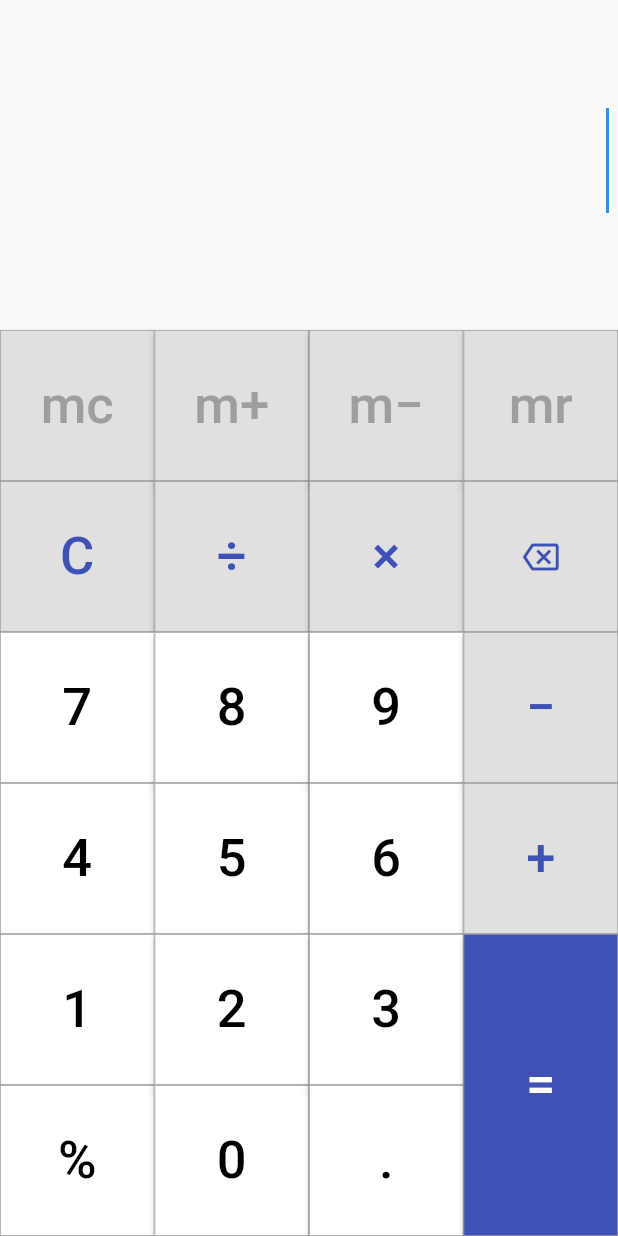
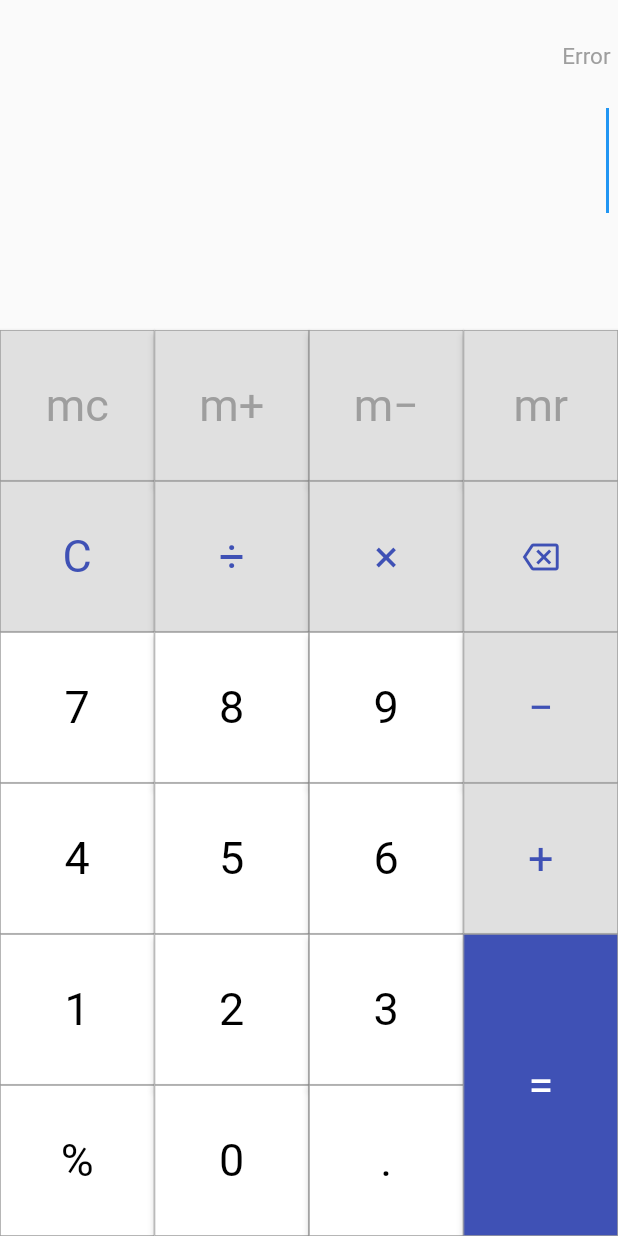
Before and after one commit to oezeb/Calculator, a Flutter app: the screen it shows after launch, after a tap on "m+", on a phone screen of 412 x 824 dp. Run offline on Flutter 3.47's test engine with Material 2 defaults, Android fonts, the phone set to English and light mode, and no system bars.

```diff
--- a/lib/home_page_view_model.dart
+++ b/lib/home_page_view_model.dart
@@ -11,54 +11,58 @@ class HomePageViewModel {
   TextEditingController ansCtrl = TextEditingController();
 
   memOp(String string) {
-    String operation = opCtrl.text;
-    switch (string) {
-      case 'mc':
-        mem = '';
-        _memVal = '0';
-        break;
-      case 'm+':
-        if (ansCtrl.text.isNotEmpty) {
+    if (string == 'mr') {
+      if (mem.isNotEmpty) {
+        opCtrl.text = _memVal;
+        opCtrl.selection = TextSelection(
+          baseOffset: _memVal.length,
+          extentOffset: _memVal.length,
+        );
+        _result();
+      }
+    } else if (string == 'mc') {
+      mem = '';
+      _memVal = '0';
+    } else {
+      String operation = opCtrl.text;
+      if (ansCtrl.text.isNotEmpty) operation = ansCtrl.text;
+
+      num a, b;
+      try {
+        a = Calculator.eval(_memVal);
+        b = Calculator.eval(operation);
+      } catch (err) {
+        print(err);
+        mem = 'Error';
+        return;
+      }
+
+      switch (string) {
+        case 'm+':
+          _memVal = (a + b).toString();
           mem = 'M';
-          _memVal = Calculator.eval(_memVal + '+' + ansCtrl.text).toString();
-        } else if (operation.isNotEmpty) {
+          break;
+        case 'm−':
+          _memVal = (a - b).toString();
           mem = 'M';
-          _memVal = Calculator.eval(_memVal + '+' + operation).toString();
-        }
-        break;
-      case 'm−':
-        if (ansCtrl.text.isNotEmpty) {
-          mem = 'M';
-          _memVal = Calculator.eval(_memVal + '−' + ansCtrl.text).toString();
-        } else if (operation.isNotEmpty) {
-          mem = 'M';
-          _memVal = Calculator.eval(_memVal + '−' + operation).toString();
-        }
-        break;
-      case 'mr':
-        if (mem.isNotEmpty) {
-          opCtrl.text = _memVal;
-          opCtrl.selection = TextSelection(
-              baseOffset: _memVal.length, extentOffset: _memVal.length);
-        }
-        break;
+          break;
+      }
     }
-    _result();
   }
 
   append(String curr) {
     int pos = opCtrl.selection.start;
     String operation = opCtrl.text;
     if (operation.isEmpty || pos == 0) {
-      if (Elem.isNumber(curr)) {
+      if (Elem(curr).isNumber) {
         operation = curr + operation;
         pos++;
       }
     } else {
       String prev = operation[pos - 1];
-      if (!Elem.isPercent(prev) && Elem.isOperand(prev)) {
-        if (!Elem.isPercent(curr) && Elem.isOperand(curr)) {
-          if (Elem.isSub(curr) && (Elem.isMul(prev) || Elem.isDiv(prev))) {
+      if (!Elem(prev).isPercent && Elem(prev).isOperand) {
+        if (!Elem(curr).isPercent && Elem(curr).isOperand) {
+          if (Elem(curr).isSub && (Elem(prev).isMul || Elem(prev).isDiv)) {
             operation = operation.replaceRange(pos, pos, curr);
             pos++;
           } else {
@@ -104,13 +108,13 @@ class HomePageViewModel {
       int start = 0;
       int end = operation.length - 1;
       String op;
-      if (!Elem.isPercent(operation[end]) && Elem.isOperand(operation[end]))
+      if (!Elem(operation[end]).isPercent && Elem(operation[end]).isOperand)
         end--;
-      if (Elem.isPercent(operation[0])) start++;
+      if (Elem(operation[0]).isPercent) start++;
       op = operation.substring(start, end + 1);
       if (op.isNotEmpty) {
         try {
-          if (Elem.isNumber(op))
+          if (Elem(op).isNumber)
             ansCtrl.text = '';
           else
             ansCtrl.text = Calculator.eval(op).toString();
--- a/lib/utils/calculator.dart
+++ b/lib/utils/calculator.dart
@@ -5,16 +5,16 @@ import 'stream.dart';
 
 class Calculator {
   static num eval(String string) {
-    Queue<Elem> queue = reversePolish(string);
+    Queue<String> queue = reversePolish(string);
     Queue<num> stack = new Queue();
     while (queue.isNotEmpty) {
-      Elem elem = queue.removeFirst();
-      if (elem.type == ElemType.num) {
-        stack.addFirst(parseNum(elem.value));
-      } else if (stack.length >= 2) {
+      String str = queue.removeFirst();
+      if (Elem(str).isOperand && stack.length >= 2) {
         num num2 = stack.removeFirst();
         num num1 = stack.removeFirst();
-        stack.addFirst(calculate(num1, num2, elem.value));
+        stack.addFirst(calculate(num1, num2, str));
+      } else if (Elem(str).isNumber) {
+        stack.addFirst(parseNum(str));
       } else {
         throw Exception();
       }
@@ -25,29 +25,28 @@ class Calculator {
     return stack.removeFirst();
   }
 
-  static Queue<Elem> reversePolish(String string) {
+  static Queue<String> reversePolish(String string) {
     return _reversePolish(Stream(string));
   }
 
-  static Queue<Elem> _reversePolish(Stream stream) {
-    Queue<Elem> stack = Queue();
-    Queue<Elem> queue = Queue();
+  static Queue<String> _reversePolish(Stream stream) {
+    Queue<String> stack = Queue();
+    Queue<String> queue = Queue();
 
     while (stream.hasNext) {
-      Elem elem = stream.next;
-      if (elem.value == '%') {
-        queue.addLast(Elem(type: ElemType.num, value: '100'));
-        queue.addLast(Elem(type: ElemType.op, value: '÷'));
-      } else if (elem.type == ElemType.num) {
-        queue.addLast(elem);
+      String next = stream.next;
+      if (Elem(next).isPercent) {
+        queue.addLast('100');
+        queue.addLast('÷');
+      } else if (Elem(next).isOperand) {
+        stack.addFirst(next);
+      } else {
+        queue.addLast(next);
 
         if (stack.isNotEmpty) {
-          String sym = stack.first.value;
-          if (sym == '×' || sym == '*' || sym == '÷' || sym == '/')
+          if (Elem(stack.first).isMul || Elem(stack.first).isDiv)
             queue.addLast(stack.removeFirst());
         }
-      } else {
-        stack.addFirst(elem);
       }
     }
 
@@ -59,22 +58,15 @@ class Calculator {
   }
 
   static num calculate(num num1, num num2, String sym) {
-    switch (sym) {
-      case '+':
-        return num1 + num2;
-      case '×':
-      case '*':
-        return num1 * num2;
-      case '÷':
-      case '/':
-        return num1 / num2;
-      default:
-        throw new Exception("unknown symbol");
-    }
+    if (Elem(sym).isAdd) return num1 + num2;
+    if (Elem(sym).isSub) return num1 - num2;
+    if (Elem(sym).isMul) return num1 * num2;
+    if (Elem(sym).isDiv) return num1 / num2;
+    throw new Exception("unknown symbol");
   }
 
   static num parseNum(String string) {
-    int start = string.length > 0 && string[0] == '−' ? 1 : 0;
+    int start = string.length > 0 && Elem(string[0]).isSub ? 1 : 0;
     num ans = num.parse(string.substring(start));
     return start == 0 ? ans : -ans;
   }
--- a/lib/utils/elem.dart
+++ b/lib/utils/elem.dart
@@ -1,35 +1,39 @@
-enum ElemType { num, op }
+class Elem {
+  final String _value;
+  bool? _isNumber;
 
-class Elem {
-  ElemType type;
-  String value;
+  Elem(String value)
+      : _value = value,
+        _isNumber = null;
 
-  Elem({this.type = ElemType.num, this.value = ''});
+  // String get value => _value;
 
-  static bool isOperand(String str) =>
-      isAdd(str) || isSub(str) || isMul(str) || isDiv(str) || isPercent(str);
+  bool get isDigit => _value.length == 1 && _value.contains(RegExp('[0-9]'));
+  bool get isOperand => isAdd || isSub || isMul || isDiv || isPercent;
+  bool get isMul => _value == '×' || _value == '*';
+  bool get isDiv => _value == '÷' || _value == '/';
+  bool get isAdd => _value == '+';
+  bool get isSub => _value == '−' || _value == '-';
+  bool get isPercent => _value == '%';
+  bool get isDot => _value == '.';
+  bool get isNumber {
+    if (_isNumber != null) return _isNumber!;
 
-  static bool isDigit(String str) =>
-      str.length == 1 && str.contains(RegExp('[0-9]'));
-
-  static bool isNumber(String str) {
     int index = 0;
-    if (isAdd(str[index]) || isSub(str[index])) index++; // + || -
-    while (index < str.length)
-      if (isDigit(str[index]) || isDot(str[index])) // [0-9] || .
+    // first element is + || -
+    if (Elem(_value[index]).isAdd || Elem(_value[index]).isSub) index++;
+    //
+    while (index < _value.length) {
+      if (Elem(_value[index]).isDigit ||
+          Elem(_value[index]).isDot) // [0-9] || .
         index++;
       else
         break;
-    return index == str.length;
+    }
+    _isNumber = index == _value.length;
+    return _isNumber!;
   }
 
-  static bool isMul(String str) => str == '×' || str == '*';
-  static bool isDiv(String str) => str == '÷' || str == '/';
-  static bool isAdd(String str) => str == '+';
-  static bool isSub(String str) => str == '−' || str == '-';
-  static bool isPercent(String str) => str == '%';
-  static bool isDot(String str) => str == '.';
-
   @override
-  String toString() => value;
+  String toString() => _value;
 }
--- a/lib/utils/stream.dart
+++ b/lib/utils/stream.dart
@@ -5,43 +5,46 @@ import 'elem.dart';
 class Stream {
   String _buffer;
   int _index;
-  Queue<Elem> _stack;
+  Queue<String> _stack;
 
-  Stream(this._buffer)
-      : _index = 0,
+  Stream(String string)
+      : _buffer = string,
+        _index = 0,
         _stack = Queue();
 
   bool get hasNext => _index < _buffer.length || _stack.isNotEmpty;
 
-  Elem get next {
+  String get next {
     if (!hasNext) throw new Exception("End Of Stream");
 
     if (_stack.isNotEmpty) return _stack.removeFirst();
 
-    if (Elem.isSub(_buffer[_index])) {
+    if (Elem(_buffer[_index]).isSub) {
       // is -
       if (_index > 0) {
         String str = _buffer[_index - 1];
-        if (!Elem.isMul(str) && !Elem.isDiv(str)) {
+        if (!Elem(str).isMul && !Elem(str).isDiv) {
           // not * or /
-          _stack.addFirst(Elem(type: ElemType.num, value: _num));
-          return Elem(type: ElemType.op, value: '+');
+          _stack.addFirst(_nextNum);
+          return '+';
         }
       }
-      return Elem(type: ElemType.num, value: _num);
-    } else if (Elem.isOperand(_buffer[_index])) // is + or * or / or %
-      return Elem(type: ElemType.op, value: _buffer[_index++]);
-    else
-      return Elem(type: ElemType.num, value: _num);
+      return _nextNum;
+    } else if (Elem(_buffer[_index]).isOperand) {
+      // is + or * or / or %
+      return _buffer[_index++];
+    } else {
+      return _nextNum;
+    }
   }
 
-  String get _num {
+  String get _nextNum {
     StringBuffer val = new StringBuffer('');
 
-    if (_buffer[_index] == '−') val.write(_buffer[_index++]);
+    if (Elem(_buffer[_index]).isSub) val.write(_buffer[_index++]);
 
     while (_index < _buffer.length)
-      if (Elem.isDigit(_buffer[_index]) || _buffer[_index] == '.')
+      if (Elem(_buffer[_index]).isDigit || Elem(_buffer[_index]).isDot)
         val.write(_buffer[_index++]);
       else
         break;
--- a/lib/widgets/button.dart
+++ b/lib/widgets/button.dart
@@ -25,7 +25,8 @@ class Button extends StatelessWidget {
             ? Text(
                 text,
                 style: TextStyle(
-                  fontSize: 35,
+                  fontSize: 30,
+                  fontWeight: FontWeight.normal,
                   color: textColor,
                 ),
               )
--- a/lib/widgets/textfield_tween_animation.dart
+++ b/lib/widgets/textfield_tween_animation.dart
@@ -41,7 +41,7 @@ class Param {
 
 class TextFieldTweenAnimation extends StatelessWidget {
   final Param param;
-  static Duration duration = Duration(seconds: 1);
+  static const Duration duration = Duration(seconds: 1);
 
   TextFieldTweenAnimation({required this.param});
 
@@ -55,7 +55,6 @@ class TextFieldTweenAnimation extends StatelessWidget {
         return Container(
           height: height,
           child: ListView(
-            // physics: NeverScrollableScrollPhysics(),
             controller: param.scrollController,
             scrollDirection: Axis.horizontal,
             reverse: true,
```
